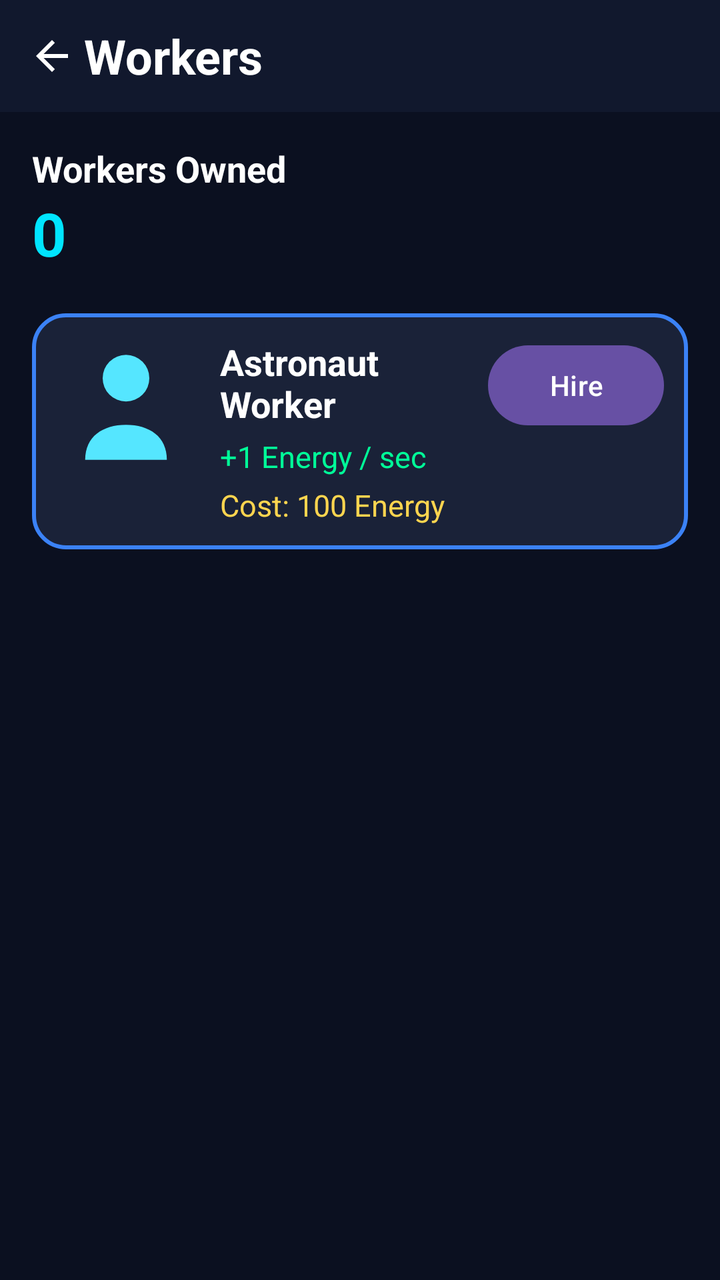
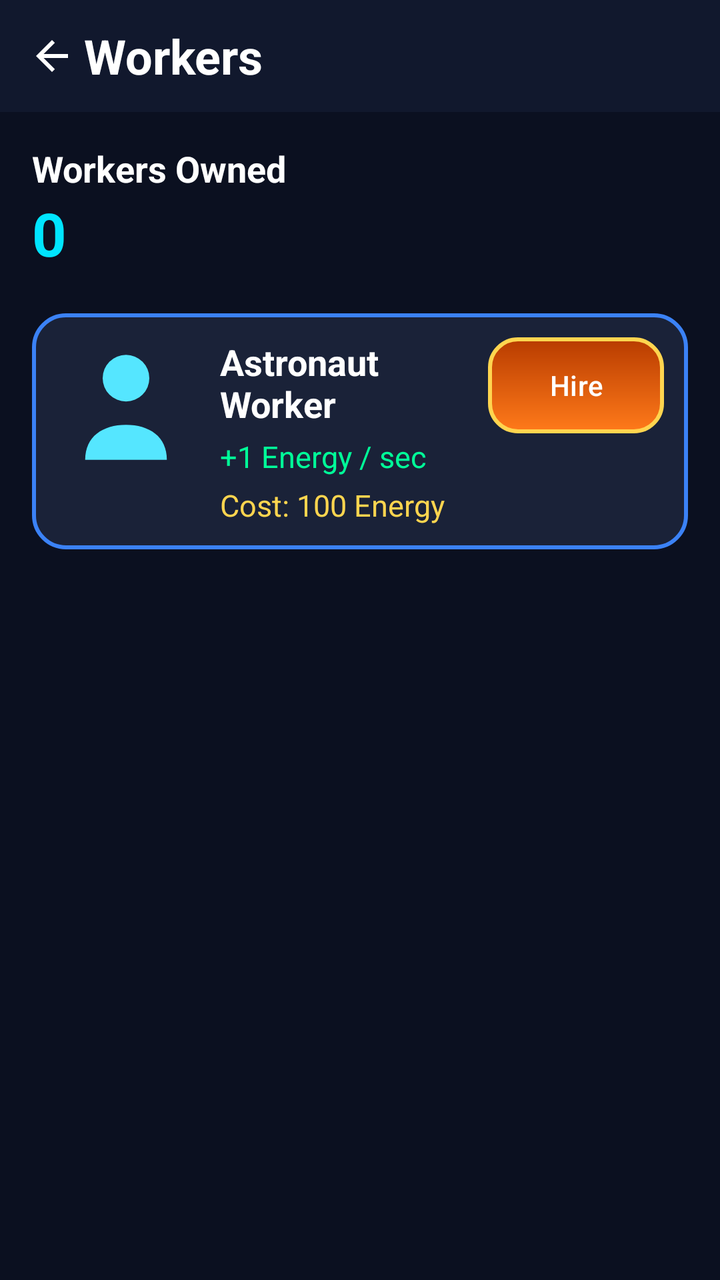

Before-and-after screenshots of an Android layout around one commit, followed by the original layout XML and the change that was made.
<!-- AndroidManifest.xml: application theme Theme.BeyondMars -->
<!-- res/layout/activity_workers.xml -->
<?xml version="1.0" encoding="utf-8"?>
<RelativeLayout xmlns:android="http://schemas.android.com/apk/res/android"
    android:layout_width="match_parent"
    android:layout_height="match_parent"
    xmlns:app="http://schemas.android.com/apk/res-auto"
    android:background="#0B1020">

    
    <LinearLayout
        android:id="@+id/headerLayout"
        android:layout_width="match_parent"
        android:layout_height="56dp"
        android:background="#11182D"
        android:gravity="center_vertical"
        android:orientation="horizontal"
        android:padding="10dp">

        <ImageView
            android:id="@+id/btnBack"
            android:layout_width="32dp"
            android:layout_height="32dp"
            android:background="?attr/selectableItemBackgroundBorderless"
            android:padding="4dp"
            android:src="@drawable/ic_back"
            app:tint="#FFFFFF" />

        <TextView
            android:layout_width="wrap_content"
            android:layout_height="wrap_content"
            android:gravity="center"
            android:text="Workers"
            android:textColor="#FFFFFF"
            android:textSize="24sp"
            android:textStyle="bold" />

    </LinearLayout>

    
    <ScrollView
        android:layout_width="match_parent"
        android:layout_height="match_parent"
        android:layout_below="@id/headerLayout">

        <LinearLayout
            android:layout_width="match_parent"
            android:layout_height="wrap_content"
            android:orientation="vertical"
            android:padding="16dp">

            
            <TextView
                android:layout_width="wrap_content"
                android:layout_height="wrap_content"
                android:text="Workers Owned"
                android:textColor="#FFFFFF"
                android:textSize="18sp"
                android:textStyle="bold" />

            <TextView
                android:id="@+id/txtWorkersOwned"
                android:layout_width="wrap_content"
                android:layout_height="wrap_content"
                android:layout_marginBottom="20dp"
                android:text="0"
                android:textColor="#00E5FF"
                android:textSize="30sp"
                android:textStyle="bold" />

            
            <LinearLayout
                android:layout_width="match_parent"
                android:layout_height="wrap_content"
                android:layout_marginBottom="16dp"
                android:background="@drawable/card_bg"
                android:orientation="horizontal"
                android:padding="12dp">

                <ImageView
                    android:layout_width="70dp"
                    android:layout_height="70dp"
                    android:src="@drawable/ic_worker" />

                <LinearLayout
                    android:layout_width="0dp"
                    android:layout_height="wrap_content"
                    android:layout_marginStart="12dp"
                    android:layout_weight="1"
                    android:orientation="vertical">

                    <TextView
                        android:layout_width="wrap_content"
                        android:layout_height="wrap_content"
                        android:text="Astronaut Worker"
                        android:textColor="#FFFFFF"
                        android:textSize="18sp"
                        android:textStyle="bold" />

                    <TextView
                        android:id="@+id/txtWorkerIncome"
                        android:layout_width="wrap_content"
                        android:layout_height="wrap_content"
                        android:layout_marginTop="4dp"
                        android:text="+1 Energy / sec"
                        android:textColor="#00FF99"
                        android:textSize="15sp" />

                    <TextView
                        android:id="@+id/txtWorkerPrice"
                        android:layout_width="wrap_content"
                        android:layout_height="wrap_content"
                        android:layout_marginTop="4dp"
                        android:text="Cost: 100 Energy"
                        android:textColor="#FFD54F"
                        android:textSize="15sp" />

                </LinearLayout>

                <Button
                    android:id="@+id/btnHireWorker"
                    android:layout_width="wrap_content"
                    android:layout_height="wrap_content"
                    android:text="Hire" />

            </LinearLayout>

        </LinearLayout>

    </ScrollView>

</RelativeLayout>
<!-- resources referenced by this layout -->
<resources>
  <!-- drawable card_bg (drawable) -->
  <?xml version="1.0" encoding="utf-8"?>
  <shape xmlns:android="http://schemas.android.com/apk/res/android">
  
      <solid android:color="#1A2238"/>
  
      <corners android:radius="16dp"/>
  
      <stroke
          android:width="2dp"
          android:color="#3B82F6"/>
  
  </shape>
  <!-- drawable ic_back (drawable) -->
  <vector xmlns:android="http://schemas.android.com/apk/res/android"
      android:width="24dp"
      android:height="24dp"
      android:viewportWidth="960"
      android:viewportHeight="960"
      android:tint="?attr/colorControlNormal"
      android:autoMirrored="true">
    <path
        android:fillColor="@android:color/white"
        android:pathData="M313,520L537,744L480,800L160,480L480,160L537,216L313,440L800,440L800,520L313,520Z"/>
  </vector>
  <!-- drawable ic_worker (drawable) -->
  <vector xmlns:android="http://schemas.android.com/apk/res/android"
      android:width="24dp"
      android:height="24dp"
      android:viewportWidth="24"
      android:viewportHeight="24">
  
      <path
          android:fillColor="#55E6FF"
          android:pathData="M12,3a4,4 0 1,1 0,8a4,4 0 1,1 0,-8z"/>
  
      <path
          android:fillColor="#55E6FF"
          android:pathData="M5,21c0-4 3-6 7-6s7,2 7,6z"/>
  
  </vector>
  <style name="Theme.BeyondMars" parent="Base.Theme.BeyondMars" />
  <style name="Base.Theme.BeyondMars" parent="Theme.Material3.DayNight.NoActionBar">
          
          
      </style>
</resources>

<!-- the commit's change to res/layout/activity_workers.xml (unified diff, before → after) -->
@@ -119,6 +119,9 @@
                     android:id="@+id/btnHireWorker"
                     android:layout_width="wrap_content"
                     android:layout_height="wrap_content"
+                    android:background="@drawable/button_mars"
+                    android:backgroundTint="@null"
+                    app:backgroundTint="@null"
                     android:text="Hire" />
 
             </LinearLayout>
<!-- resource entries referenced after the edit -->
@@ -1,5 +1,21 @@
 <!-- resources referenced by this layout -->
 <resources>
+  <!-- drawable button_mars (drawable) -->
+  <?xml version="1.0" encoding="utf-8"?>
+  <shape xmlns:android="http://schemas.android.com/apk/res/android">
+  
+      <gradient
+          android:startColor="#FF7A1A"
+          android:endColor="#B83C00"
+          android:angle="90"/>
+  
+      <corners android:radius="14dp"/>
+  
+      <stroke
+          android:width="2dp"
+          android:color="#FFD54F"/>
+  
+  </shape>
   <!-- drawable card_bg (drawable) -->
   <?xml version="1.0" encoding="utf-8"?>
   <shape xmlns:android="http://schemas.android.com/apk/res/android">
